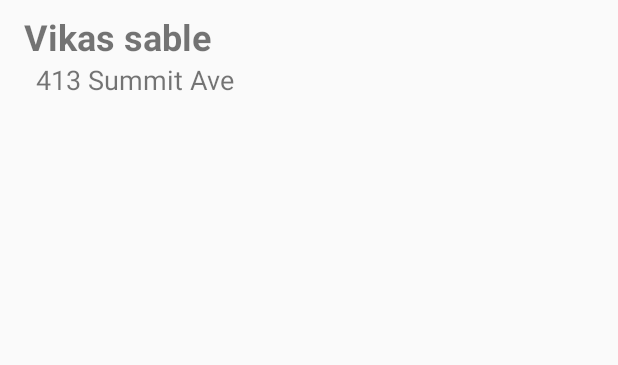
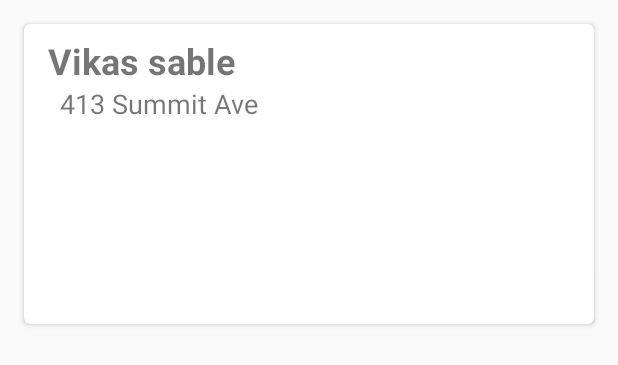
Before and after one commit to vikassable/Kurbachallenge, an Android app: the layout list_item.xml on its own in the app's theme, with its tools: preview values and no code run, on a phone screen of 412 x 824 dp. Shown: the top 365 px of the screen. Run offline under Robolectric (Android 15) with nearby library versions, the phone set to English and light mode, and no system bars.

Commit message:
added cardview

```diff
--- a/app/build.gradle
+++ b/app/build.gradle
@@ -29,6 +29,7 @@ dependencies {
     compile 'com.squareup.retrofit2:retrofit:2.2.0'
     compile 'com.squareup.retrofit2:converter-gson:2.2.0'
     compile 'com.android.support:recyclerview-v7:25.3.1'
+    compile 'com.android.support:cardview-v7:25.3.1'
     compile 'com.android.support.constraint:constraint-layout:1.0.2'
     testCompile 'junit:junit:4.12'
 }
--- a/app/src/main/res/layout/list_item.xml
+++ b/app/src/main/res/layout/list_item.xml
@@ -1,7 +1,17 @@
 <?xml version="1.0" encoding="utf-8"?>
-<LinearLayout xmlns:android="http://schemas.android.com/apk/res/android"
+
+
+<android.support.v7.widget.CardView xmlns:android="http://schemas.android.com/apk/res/android"
 
     xmlns:tools="http://schemas.android.com/tools"
+    android:layout_width="match_parent"
+    android:layout_height="200dp"
+    xmlns:app="http://schemas.android.com/apk/res-auto"
+    android:layout_margin="16dp"
+    android:elevation="4dp"
+    app:cardCornerRadius="4dp">
+
+    <LinearLayout
         android:layout_width="match_parent"
         android:layout_height="wrap_content"
         android:orientation="vertical">
@@ -26,6 +36,6 @@
             android:paddingRight="16dp"
             android:textSize="18sp"
             tools:text="413 Summit Ave" />
+    </LinearLayout>
 
-
-</LinearLayout>
+</android.support.v7.widget.CardView>
```
Lines whose indentation alone changed are shown as unchanged.
